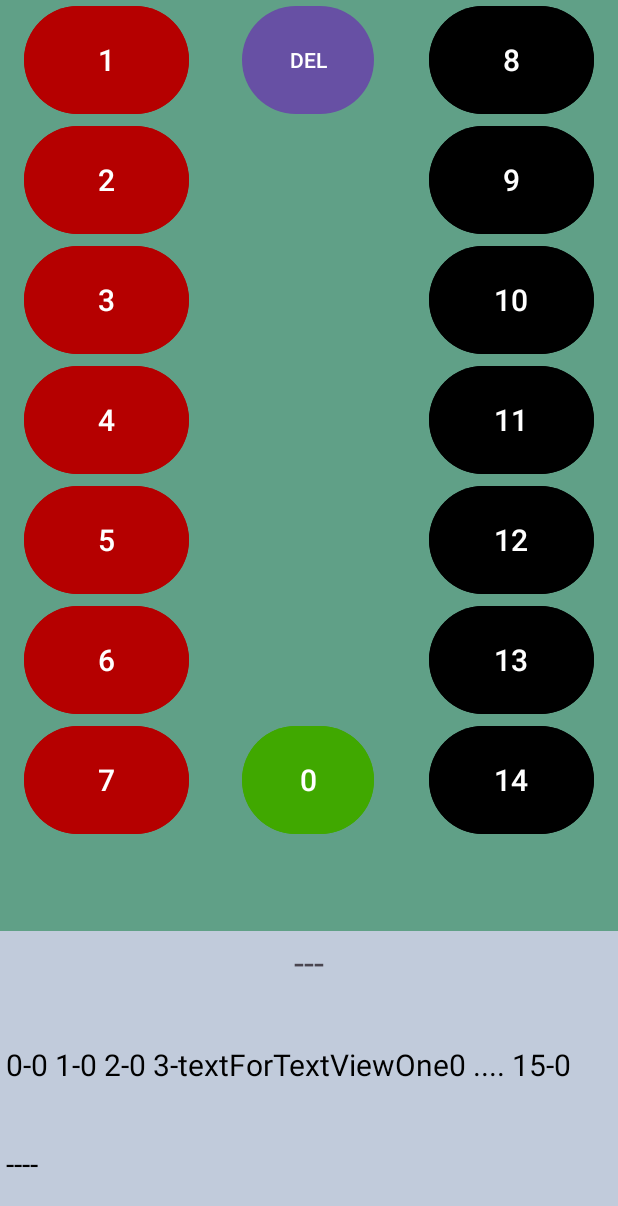
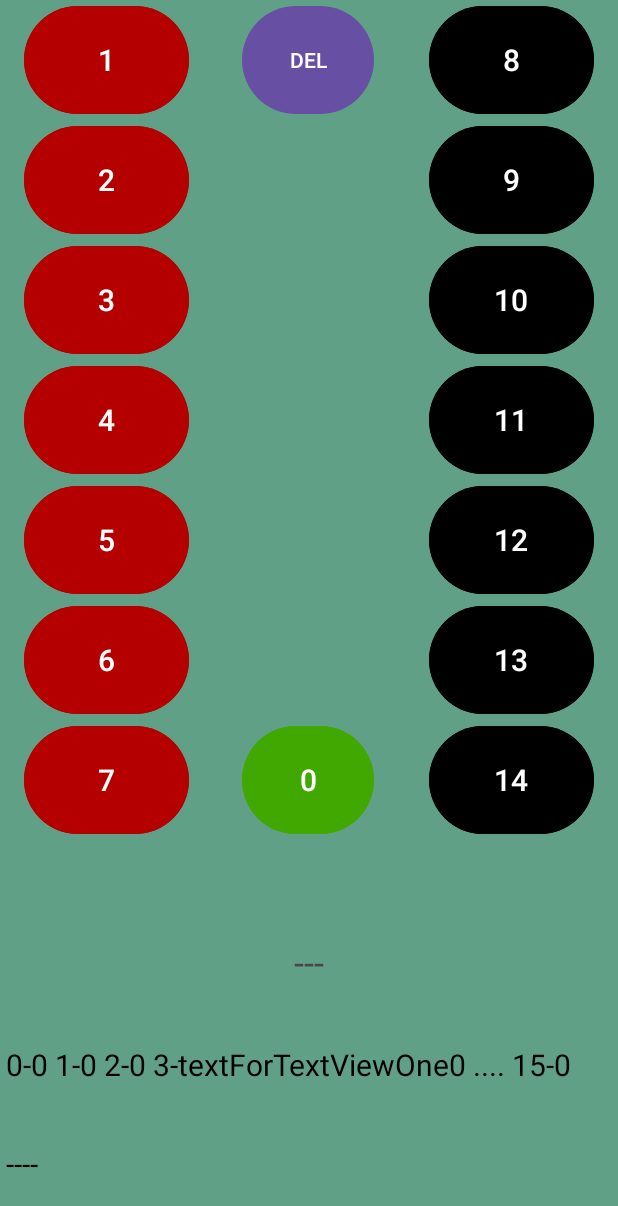
Before and after one commit to EgorKovalevich03/NumberRandom, an Android app: the layout activity_main.xml on its own in the app's theme, with its tools: preview values and no code run, on a phone screen of 412 x 824 dp. Shown: the top 1206 px of the screen. Run offline under Robolectric (Android 15) with nearby library versions, the phone set to English and light mode, and no system bars.

Commit message:
update ui

```diff
--- a/app/src/main/res/layout/activity_main.xml
+++ b/app/src/main/res/layout/activity_main.xml
@@ -148,7 +148,7 @@
         android:layout_width="match_parent"
         android:layout_height="wrap_content"
         android:layout_weight="3"
-        android:background="#4D326588"
+        android:background="@color/background_main_window"
         android:orientation="vertical">
 
         <TextView
--- a/app/src/main/res/values/colors.xml
+++ b/app/src/main/res/values/colors.xml
@@ -6,4 +6,5 @@
     <color name="green">#40A800</color>
     <color name="fon_ol">#2D4E19</color>
     <color name="background_main_window">#AE18784F</color>
+
 </resources>
```
